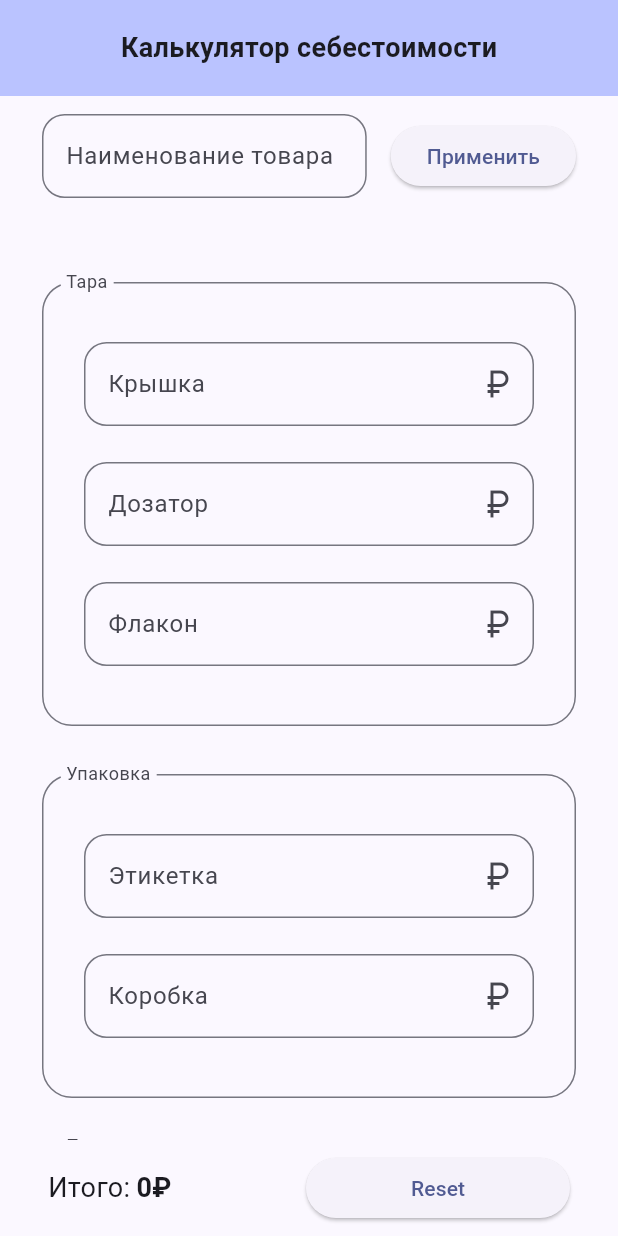
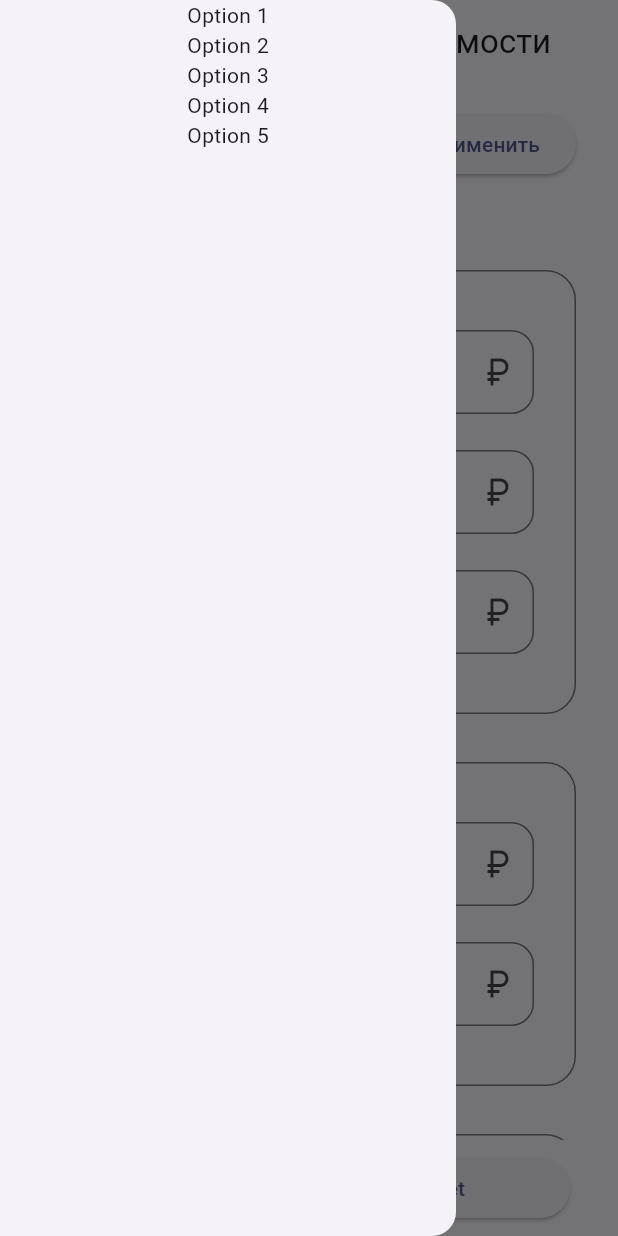
Before and after one commit to WizMe-M/carewool_profitability_calculator, a Flutter app: the screen it shows after launch, with the side drawer open (before the commit the screen has no drawer), on a phone screen of 412 x 824 dp. Run offline on Flutter 3.47's test engine with Material 2 defaults, Android fonts, the phone set to English and light mode, and no system bars; our stand-ins replace decimal; missing offline and left inert: event.

Commit message:
make app bar with side menu

```diff
--- a/carewool_profitability_calculator/lib/main.dart
+++ b/carewool_profitability_calculator/lib/main.dart
@@ -1,4 +1,4 @@
-import 'package:carewool_profitability_calculator/widget/page/calculator_page.dart';
+import 'package:carewool_profitability_calculator/widget/page/calculator/calculator_page.dart';
 import 'package:flutter/material.dart';
 
 void main() {
--- /dev/null
+++ b/carewool_profitability_calculator/lib/widget/nav/side_bar.dart
@@ -0,0 +1,25 @@
+import 'package:flutter/material.dart';
+
+class SideBar extends StatefulWidget {
+  const SideBar({Key? key}) : super(key: key);
+
+  @override
+  State<SideBar> createState() => _SideBarState();
+}
+
+class _SideBarState extends State<SideBar> {
+  @override
+  Widget build(BuildContext context) {
+    return const Drawer(
+      child: Column(
+        children: [
+          Text('Option 1'),
+          Text('Option 2'),
+          Text('Option 3'),
+          Text('Option 4'),
+          Text('Option 5'),
+        ],
+      ),
+    );
+  }
+}
--- a/carewool_profitability_calculator/lib/widget/page/calculator_page.dart
+++ b/carewool_profitability_calculator/lib/widget/page/calculator/calculator_page.dart
@@ -1,3 +1,4 @@
+import 'package:carewool_profitability_calculator/widget/nav/side_bar.dart';
 import 'package:carewool_profitability_calculator/widget/page/calculator/bottom_totals_bar.dart';
 import 'package:carewool_profitability_calculator/widget/page/calculator/form/calc_form.dart';
 import 'package:carewool_profitability_calculator/widget/page/calculator/change_name_widget.dart';
@@ -18,13 +19,14 @@ class CalculatorPage extends StatelessWidget {
   @override
   Widget build(BuildContext context) {
     return Scaffold(
+      appBar: CalcAppBar(
+        titleChangeEvent: titleChangeEvent,
+        titleResetEvent: titleResetEvent,
+      ),
+      drawer: const SideBar(),
       body: SafeArea(
         child: Column(
           children: [
-            TopTitleBar(
-              titleChangeEvent: titleChangeEvent,
-              titleResetEvent: titleResetEvent,
-            ),
             Expanded(
               child: SingleChildScrollView(
                 child: Padding(
--- a/carewool_profitability_calculator/lib/widget/page/calculator/top_title_bar.dart
+++ b/carewool_profitability_calculator/lib/widget/page/calculator/top_title_bar.dart
@@ -1,21 +1,21 @@
 import 'package:event/event.dart';
 import 'package:flutter/material.dart';
 
-class TopTitleBar extends StatefulWidget {
-  const TopTitleBar({
-    Key? key,
+class CalcAppBar extends AppBar {
+  CalcAppBar({
     required this.titleChangeEvent,
     required this.titleResetEvent,
-  }) : super(key: key);
+    super.key,
+  });
 
   final Event<Value<String>> titleChangeEvent;
   final Event titleResetEvent;
 
   @override
-  State<TopTitleBar> createState() => _TopTitleBarState();
+  State<CalcAppBar> createState() => _TopTitleAppBarState();
 }
 
-class _TopTitleBarState extends State<TopTitleBar> {
+class _TopTitleAppBarState extends State<CalcAppBar> {
   static const String defaultTitle = 'Калькулятор себестоимости';
 
   String? title;
@@ -39,21 +39,8 @@ class _TopTitleBarState extends State<TopTitleBar> {
 
   @override
   Widget build(BuildContext context) {
-    return Container(
-      color: Theme.of(context).colorScheme.inversePrimary,
-      child: SizedBox(
-        width: double.infinity,
-        height: 64,
-        child: Center(
-          child: Text(
-            currentTitle,
-            style: const TextStyle(
-              fontSize: 18,
-              fontWeight: FontWeight.bold,
-            ),
-          ),
-        ),
-      ),
+    return AppBar(
+      title: Text(currentTitle),
     );
   }
 }
```
